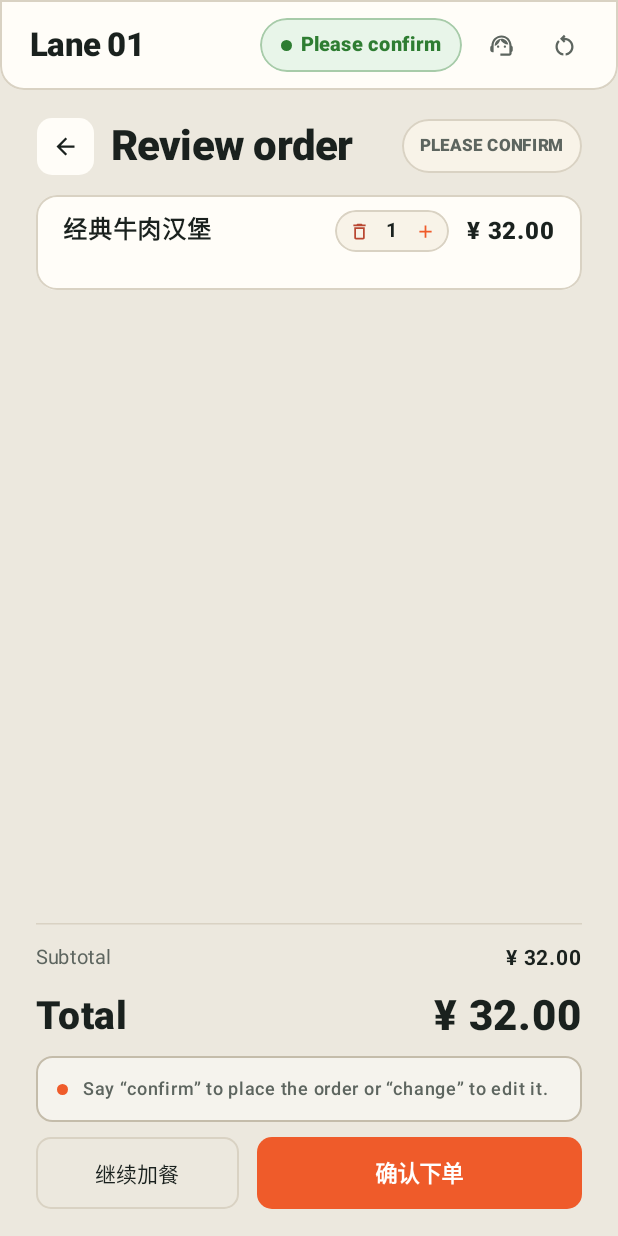
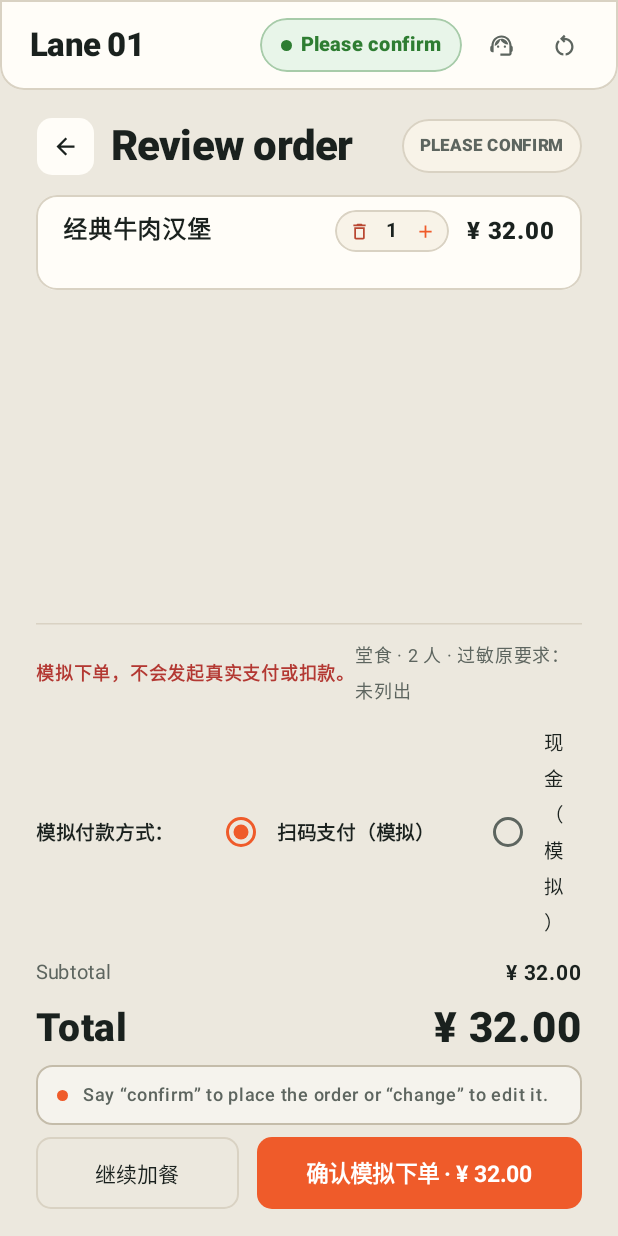
Before and after one commit to dream1352110-ship-it/ordering-agent, an Android app built with Jetpack Compose: the screen it shows after launch (MainActivity), after a tap on an icon or button, on a phone screen of 412 x 824 dp. Run offline under Robolectric (Android 15) with nearby library versions, the phone set to English and light mode, and no system bars; 1 other tap on this screen came first.

Commit message:
feat(ui): 顾客屏全量对齐fcdad020核对单5分钟时效、版本失效与模拟付款逻辑

```diff
--- a/app/src/main/java/com/sm/orderingagent/ui/CustomerDriveThroughScreen.kt
+++ b/app/src/main/java/com/sm/orderingagent/ui/CustomerDriveThroughScreen.kt
@@ -36,18 +36,21 @@ fun CustomerDriveThroughScreen(
         var currentStage by remember { mutableStateOf<CustomerStage>(CustomerStage.Menu) }
         var editingProduct by remember { mutableStateOf<MenuItem?>(null) }
         var showAllergyDialog by remember { mutableStateOf(false) }
+        var activeQuote by remember { mutableStateOf<com.sm.orderingagent.domain.CheckoutQuote?>(null) }
         var aiListeningText by remember { mutableStateOf("Ready to order") }
 
         // 监听云端/跨进程新一单重置
         LaunchedEffect(vm.orderGeneration) {
             currentStage = CustomerStage.Menu
             editingProduct = null
+            activeQuote = null
         }
 
         // 监听来自 OSAgent 语音大模型能力调用的核对单生成 (open-checkout)
         LaunchedEffect(vm.pendingCheckout) {
             vm.pendingCheckout?.let { quote ->
                 if (quote.version == state.version) {
+                    activeQuote = quote
                     currentStage = CustomerStage.CartReview
                 }
                 vm.acknowledgeCheckout()
@@ -57,8 +60,26 @@ fun CustomerDriveThroughScreen(
         // 监听来自 OSAgent 语音大模型能力调用的订单生成 (submit-demo-order)
         LaunchedEffect(vm.latestRemoteOrder) {
             vm.latestRemoteOrder?.let { order ->
+                activeQuote = null
+                editingProduct = null
                 currentStage = CustomerStage.Submitted(order)
                 vm.acknowledgeOrder()
+            }
+        }
+
+        // 5分钟核对单生命周期与购物车版本失效倒计时（完全承袭 fcdad020 领域逻辑）
+        LaunchedEffect(activeQuote?.id, state.version) {
+            val current = activeQuote ?: return@LaunchedEffect
+            val remaining = current.createdAt + 300_000L - System.currentTimeMillis()
+            if (current.version == state.version && remaining > 0) {
+                kotlinx.coroutines.delay(remaining)
+            }
+            if (activeQuote?.id == current.id && currentStage is CustomerStage.CartReview) {
+                activeQuote = null
+                currentStage = CustomerStage.Menu
+                scope.launch {
+                    snackbarHostState.showSnackbar("订单已变更或核对单已过期，请重新核对")
+                }
             }
         }
 
@@ -131,7 +152,11 @@ fun CustomerDriveThroughScreen(
                                     }
                                 },
                                 onOpenCartReview = {
-                                    currentStage = CustomerStage.CartReview
+                                    executeCommand("核对订单失败") {
+                                        val quote = vm.quote()
+                                        activeQuote = quote
+                                        currentStage = CustomerStage.CartReview
+                                    }
                                 }
                             )
                         }
@@ -144,6 +169,7 @@ fun CustomerDriveThroughScreen(
                                 allergens = state.allergens,
                                 blockers = vm.blockers(),
                                 onBackToMenu = {
+                                    activeQuote = null
                                     currentStage = CustomerStage.Menu
                                 },
                                 onIncreaseItem = { line ->
@@ -161,10 +187,11 @@ fun CustomerDriveThroughScreen(
                                         vm.remove(line.id)
                                     }
                                 },
-                                onSubmitOrder = {
+                                onSubmitOrder = { paymentMethod ->
                                     executeCommand("提交订单失败") {
-                                        val quote = vm.quote()
-                                        val order = vm.submit(quote.id, "扫码支付")
+                                        val quote = activeQuote ?: vm.quote()
+                                        val order = vm.submit(quote.id, paymentMethod)
+                                        activeQuote = null
                                         currentStage = CustomerStage.Submitted(order)
                                     }
                                 }
@@ -194,6 +221,7 @@ fun CustomerDriveThroughScreen(
                                 onStartNewOrder = {
                                     executeCommand("新建订单失败") {
                                         vm.startNewOrder()
+                                        activeQuote = null
                                         currentStage = CustomerStage.Menu
                                     }
                                 }
--- a/app/src/main/java/com/sm/orderingagent/ui/customer/stages/CustomerCartReviewStage.kt
+++ b/app/src/main/java/com/sm/orderingagent/ui/customer/stages/CustomerCartReviewStage.kt
@@ -2,6 +2,7 @@ package com.sm.orderingagent.ui.customer.stages
 
 import androidx.compose.foundation.background
 import androidx.compose.foundation.border
+import androidx.compose.foundation.clickable
 import androidx.compose.foundation.layout.*
 import androidx.compose.foundation.lazy.LazyColumn
 import androidx.compose.foundation.lazy.items
@@ -13,7 +14,8 @@ import androidx.compose.material.icons.outlined.Add
 import androidx.compose.material.icons.outlined.DeleteOutline
 import androidx.compose.material.icons.outlined.Remove
 import androidx.compose.material3.*
-import androidx.compose.runtime.Composable
+import androidx.compose.runtime.*
+import androidx.compose.runtime.saveable.rememberSaveable
 import androidx.compose.ui.Alignment
 import androidx.compose.ui.Modifier
 import androidx.compose.ui.draw.clip
@@ -40,9 +42,12 @@ fun CustomerCartReviewStage(
     onIncreaseItem: (CartItem) -> Unit,
     onDecreaseItem: (CartItem) -> Unit,
     onRemoveItem: (CartItem) -> Unit,
-    onSubmitOrder: () -> Unit,
+    onSubmitOrder: (String) -> Unit,
     modifier: Modifier = Modifier
 ) {
+    var selectedPayment by rememberSaveable { mutableStateOf("扫码支付") }
+    var submitting by remember { mutableStateOf(false) }
+
     val totalCount = state.cart.sumOf { it.quantity }
 
     val pageTitle = when {
@@ -316,14 +321,67 @@ fun CustomerCartReviewStage(
             }
         }
 
-        // 5. 底部金额汇总与 Section 6.2 语音指令提示框 (review-order-footer)
+        // 5. 底部金额汇总、模拟支付选择与 Section 6.2 语音指令提示框 (review-order-footer)
         Column(
             modifier = Modifier
                 .fillMaxWidth()
-                .padding(top = 16.dp),
-            verticalArrangement = Arrangement.spacedBy(10.dp)
+                .padding(top = 10.dp),
+            verticalArrangement = Arrangement.spacedBy(8.dp)
         ) {
             HorizontalDivider(color = DemoLine)
+
+            Row(
+                modifier = Modifier.fillMaxWidth(),
+                horizontalArrangement = Arrangement.SpaceBetween,
+                verticalAlignment = Alignment.CenterVertically
+            ) {
+                Text(
+                    text = "模拟下单，不会发起真实支付或扣款。",
+                    color = Color(0xFFB33832),
+                    fontSize = 12.sp,
+                    fontWeight = FontWeight.Bold
+                )
+                Text(
+                    text = "${state.serviceMode} · ${state.partySize} 人 · 过敏原要求：${if (allergens.isEmpty()) "未列出" else allergens.joinToString("、") { it.label }}",
+                    color = DemoInkSoft,
+                    fontSize = 12.sp
+                )
+            }
+
+            // 模拟付款方式（完全承袭 fcdad020 领域规则与操作）
+            Row(
+                modifier = Modifier.fillMaxWidth(),
+                verticalAlignment = Alignment.CenterVertically,
+                horizontalArrangement = Arrangement.spacedBy(16.dp)
+            ) {
+                Text(
+                    text = "模拟付款方式：",
+                    color = DemoInk,
+                    fontSize = 13.sp,
+                    fontWeight = FontWeight.Bold
+                )
+                listOf("扫码支付", "现金").forEach { method ->
+                    Row(
+                        verticalAlignment = Alignment.CenterVertically,
+                        modifier = Modifier
+                            .clip(RoundedCornerShape(6.dp))
+                            .clickable { selectedPayment = method }
+                            .padding(horizontal = 4.dp, vertical = 2.dp)
+                    ) {
+                        RadioButton(
+                            selected = (selectedPayment == method),
+                            onClick = { selectedPayment = method },
+                            colors = RadioButtonDefaults.colors(selectedColor = DemoAccent)
+                        )
+                        Text(
+                            text = "$method（模拟）",
+                            color = DemoInk,
+                            fontSize = 13.sp,
+                            fontWeight = if (selectedPayment == method) FontWeight.Bold else FontWeight.Normal
+                        )
+                    }
+                }
+            }
 
             Row(
                 modifier = Modifier.fillMaxWidth(),
@@ -358,7 +416,7 @@ fun CustomerCartReviewStage(
                 Row(
                     modifier = Modifier
                         .fillMaxWidth()
-                        .padding(horizontal = 14.dp, vertical = 10.dp),
+                        .padding(horizontal = 14.dp, vertical = 8.dp),
                     verticalAlignment = Alignment.CenterVertically,
                     horizontalArrangement = Arrangement.spacedBy(10.dp)
                 ) {
@@ -377,7 +435,7 @@ fun CustomerCartReviewStage(
                 }
             }
 
-            // 触屏确认提交与加餐大按钮
+            // 触屏确认提交与加餐大按钮（具备提交防重与正在提交状态）
             if (!isConfirmed && state.cart.isNotEmpty()) {
                 Row(
                     modifier = Modifier.fillMaxWidth(),
@@ -395,8 +453,13 @@ fun CustomerCartReviewStage(
                     }
 
                     Button(
-                        onClick = onSubmitOrder,
-                        enabled = blockers.isEmpty(),
+                        onClick = {
+                            if (!submitting) {
+                                submitting = true
+                                onSubmitOrder(selectedPayment)
+                            }
+                        },
+                        enabled = blockers.isEmpty() && !submitting,
                         shape = RoundedCornerShape(10.dp),
                         modifier = Modifier
                             .weight(1.6f)
@@ -407,7 +470,11 @@ fun CustomerCartReviewStage(
                         )
                     ) {
                         Text(
-                            text = if (blockers.isNotEmpty()) "存在过敏风险无法提交" else "确认下单",
+                            text = when {
+                                submitting -> "正在提交..."
+                                blockers.isNotEmpty() -> "存在过敏风险无法提交"
+                                else -> "确认模拟下单 · ¥ " + String.format("%.2f", totalCents / 100.0)
+                            },
                             fontSize = 15.sp,
                             fontWeight = FontWeight.Bold
                         )
```
Also changed, not shown: app/src/main/java/com/sm/orderingagent/ui/customer/stages/CustomerSubmittedStage.kt (+22 -1 lines).
